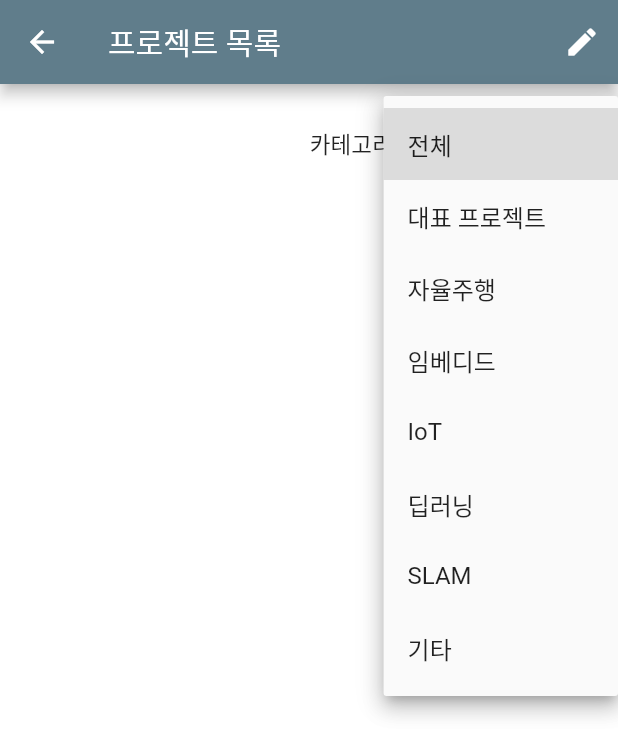
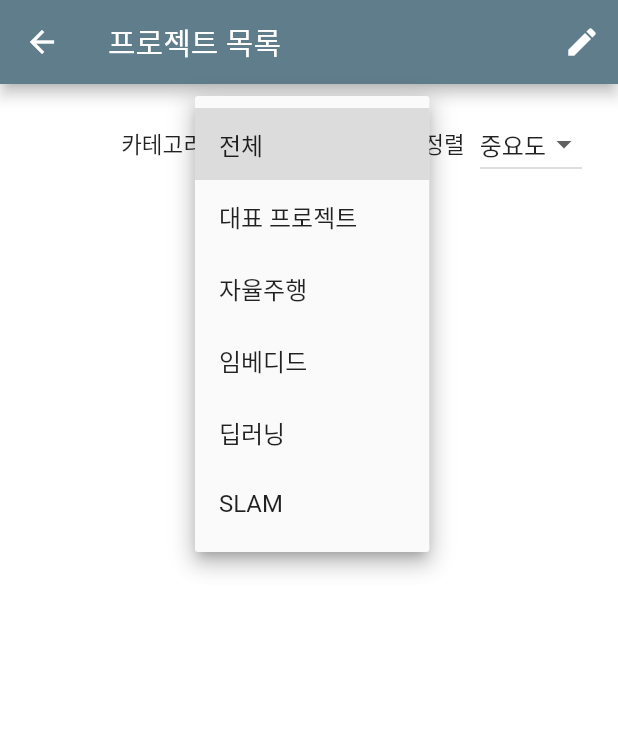
Before and after one commit to bbibbd/myPortFolio, a Flutter app: the ProjectListPage screen opened by its route, after a tap on "전체", on a phone screen of 412 x 824 dp. Shown: the top 756 px of the screen. Run offline on Flutter 3.47's test engine with Material 2 defaults, Android fonts, the phone set to English and light mode, and no system bars; our stand-ins replace carousel_slider, cloud_firestore, firebase_core, photo_view; accounts and stored records are empty; network calls fail; statements that could not run were skipped.

Commit message:
add category dropdown button

```diff
--- a/lib/main.dart
+++ b/lib/main.dart
@@ -7,6 +7,7 @@ import 'package:portfolio/project_list_page.dart';
 import 'package:portfolio/upload.dart';
 
 import 'firebase_options.dart';
+import 'introduction_page.dart';
 
 void main() async { // async 추가
 
@@ -38,6 +39,7 @@ class MyApp extends StatelessWidget {
         '/projectDetail': (context) => ProjectDetailPage(),
         '/profileDetail': (context) => ProfileDetailPage(),
         '/upload': (context) => UploadPage(),
+        '/introductionDetail': (context) => IntroductionDetailPage(),
       },
     );
   }
--- a/lib/project_list_page.dart
+++ b/lib/project_list_page.dart
@@ -23,6 +23,14 @@ class _ProjectListPageState extends State<ProjectListPage> {
       Uri.parse('qr.kakao.com/talk/sX6zLpJvLBbDoOHw9yNUzYMfLUk-');
   String _password = '';
   String _selectedCategory = '전체';
+
+  String getSortedValue(String sortedCriteria){
+    if(sortedCriteria == '최신순') {
+      return 'startDate';
+    } else{
+      return sortedCriteria;
+    }
+  }
 
   Widget buildProjectSummary(List<String> summary) {
     return Column(
@@ -84,9 +92,9 @@ class _ProjectListPageState extends State<ProjectListPage> {
         });
       },
       items:
-          <String>['중요도', '시작일'].map<DropdownMenuItem<String>>((String value) {
+          <String>['중요도', '최신순'].map<DropdownMenuItem<String>>((String value) {
         return DropdownMenuItem<String>(
-          value: value,
+          value: getSortedValue(value),
           child: Text(value),
         );
       }).toList(),
@@ -101,7 +109,7 @@ class _ProjectListPageState extends State<ProjectListPage> {
           _selectedCategory = value!;
         });
       },
-      items: <String>['전체', '대표 프로젝트', '자율주행', '임베디드', 'IoT', '딥러닝', 'SLAM', '기타']
+      items: <String>['전체', '대표 프로젝트', '자율주행', '임베디드', '딥러닝', 'SLAM']
           .map<DropdownMenuItem<String>>((String value) {
         return DropdownMenuItem<String>(
           value: value,
@@ -534,7 +542,7 @@ class _ProjectListPageState extends State<ProjectListPage> {
       child: StreamBuilder<QuerySnapshot>(
         stream: FirebaseFirestore.instance
             .collection('Projects')
-            .orderBy('중요도', descending: false)
+            .orderBy(_sortCriteria, descending: _sortCriteria == 'startDate' ? true : false)
             .snapshots(),
         builder: (context, snapshot) {
           if (snapshot.hasError) {
@@ -776,6 +784,19 @@ class _ProjectListPageState extends State<ProjectListPage> {
                   width: 10,
                 ),
                 buildCategoryDropdown(),
+                SizedBox(
+                  width: 20,
+                ),
+                Text(
+                  '정렬',
+                  style: TextStyle(
+                    fontSize: 15,
+                  ),
+                ),
+                SizedBox(
+                  width: 10,
+                ),
+                buildSortDropdown(),
               ],
             ),
             SizedBox(height: 16),
```
Also changed, not shown: lib/introduction_page.dart (added, +72 -0 lines), lib/profile_detail_page.dart (+20 -1 lines), 1 other file.
